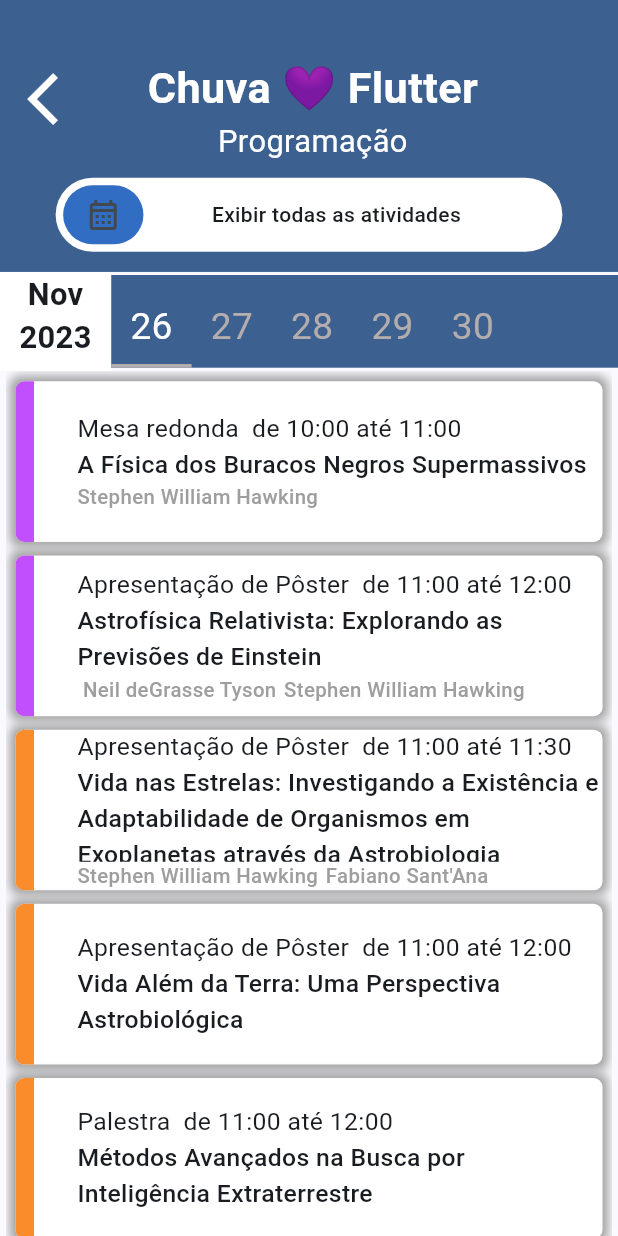
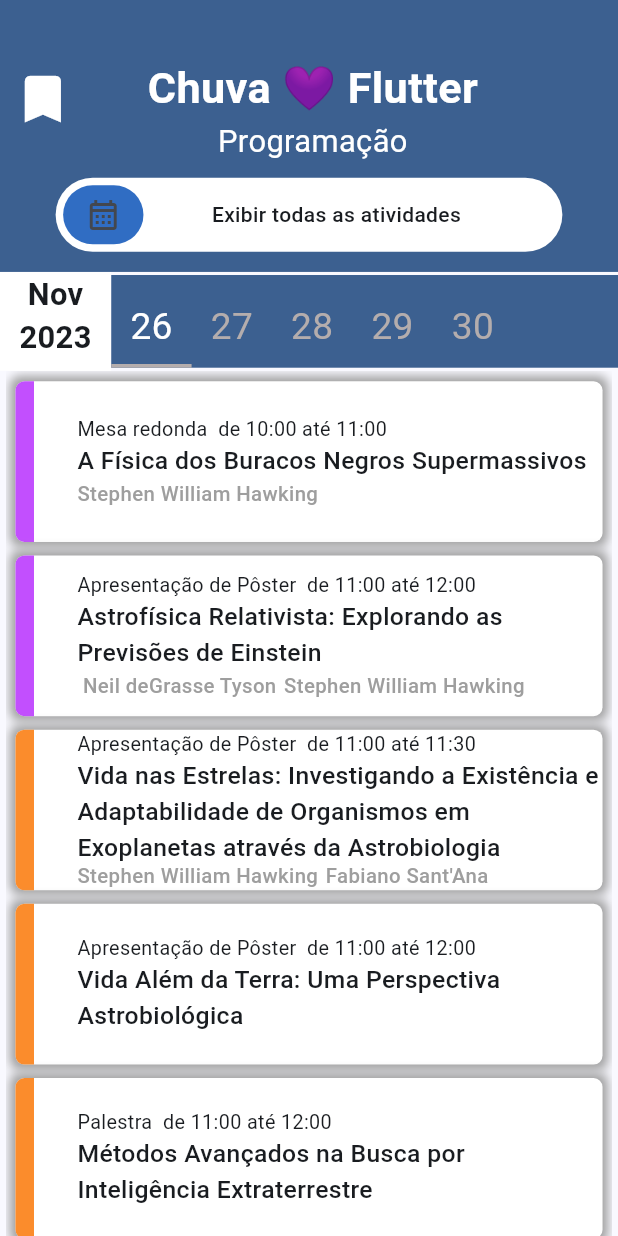
Before and after one commit to JoseGoncalvess/exercicios-2024, a Flutter app: the screen it shows after launch, after a tap on "26", on a phone screen of 412 x 824 dp. Run offline on Flutter 3.47's test engine with Material 3 defaults, Android fonts, the phone set to English and light mode, and no system bars; our stand-ins replace from_css_color, go_router, shared_preferences.

Commit message:
[Logic] Implement perssistencia of data

```diff
--- a/lib/components/card_information_widget.dart
+++ b/lib/components/card_information_widget.dart
@@ -1,7 +1,9 @@
 import 'package:flutter/material.dart';
 
 class CardInformationWidget extends StatelessWidget {
-  const CardInformationWidget({super.key});
+  const CardInformationWidget({super.key, required this.text1, required this.text2});
+  final String text1;
+  final String text2;
 
   @override
   Widget build(BuildContext context) {
@@ -10,8 +12,8 @@ class CardInformationWidget extends StatelessWidget {
         crossAxisAlignment: CrossAxisAlignment.center,
         mainAxisAlignment: MainAxisAlignment.center,
         children: [
-          const Text(
-            "Nenheum Evento carregado!",
+           Text(
+            text1,
             style: TextStyle(color: Colors.grey, fontWeight: FontWeight.w500),
           ),
           Icon(
@@ -19,7 +21,7 @@ class CardInformationWidget extends StatelessWidget {
             color: Theme.of(context).primaryColor,
             size: MediaQuery.of(context).size.height * 0.1,
           ),
-          const Text("Selecioen uma data ou veja todos os evendo disponiveis",
+           Text(text2,
               style:
                   TextStyle(color: Colors.grey, fontWeight: FontWeight.w500)),
         ],
--- a/lib/pages/calendar/calendar_view.dart
+++ b/lib/pages/calendar/calendar_view.dart
@@ -1,4 +1,5 @@
 import 'package:chuva_dart/pages/calendar/calendar_view_model.dart';
+import 'package:chuva_dart/services/helpers/enum_stateload.dart';
 import 'package:flutter/material.dart';
 import 'package:go_router/go_router.dart';
 import '../../components/card_information_widget.dart';
@@ -7,6 +8,16 @@ import 'widgets/data_select_widget.dart';
 import 'widgets/list_events_widget.dart';
 
 class CalendarView extends CalendarViewModel {
+  @override
+  void initState() {
+    // TODO: implement initState
+    super.initState();
+    state.addListener(() {
+      setState(() {
+
+      });
+    });
+  }
   @override
   Widget build(BuildContext context) {
     return Scaffold(
@@ -24,13 +35,26 @@ class CalendarView extends CalendarViewModel {
               ),
               ValueListenableBuilder(
                 valueListenable: events,
-                builder: (context, value, child) => value.isEmpty
-                    ? const Expanded(child: CardInformationWidget())
-                    : ListEventsWidget(
+                builder: (context, value, child) {
+                  switch (state.value) {
+                    case Stateload.empyt:
+                      return const Expanded(child: CardInformationWidget(
+                        text1: "Nenheum Evento carregado!",text2: "Selecioen uma data ou veja todos os evendo disponiveis",
+                      ));
+                    case Stateload.loading:
+                      return Expanded(child: Center(child: CircularProgressIndicator()));
+                    case Stateload.loaded:
+                    return ListEventsWidget(
+                      idSave: idSaved.value,
+                      issaved: false ,
                         onTap: (isActivity, event) =>
                             context.push(extra: event, '/activity/$isActivity'),
                         listev: value,
-                      ),
+                      );
+
+                  }
+
+                }
               ),
             ],
           ),
--- a/lib/pages/calendar/calendar_view_model.dart
+++ b/lib/pages/calendar/calendar_view_model.dart
@@ -1,36 +1,53 @@
+import 'dart:convert';
+
 import 'package:chuva_dart/pages/calendar/calendar.dart';
 import 'package:chuva_dart/services/repository/models/data_models.dart';
 import 'package:chuva_dart/services/repository/repository.dart';
+import 'package:chuva_dart/services/repository/storage.dart';
 import 'package:flutter/material.dart';
 
+import '../../services/helpers/enum_stateload.dart';
+
+
+
 abstract class CalendarViewModel extends State<Calendar> {
-
-  final  events = ValueNotifier<List<Evento>>([]);
+  final state =  ValueNotifier<Stateload>(Stateload.empyt);
+  final events = ValueNotifier<List<Evento>>([]);
+  final idSaved  = ValueNotifier<List<int>>([]);
   Future<List<Evento>> loadEvents() async {
     final DataModels response = await Repository().loaddata();
     return response.data;
-
   }
 
   filterData({required int date}) async {
     List<Evento> colection = await loadEvents();
     List<Evento> newlist = [];
+    state.value = Stateload.loading;
     for (var ev in colection) {
       if (ev.start.day == date) {
         newlist.add(ev);
       }
     }
     events.value = newlist;
+    state.value = Stateload.loaded;
+  }
 
-  }
   fullData() async {
     List<Evento> colection = await loadEvents();
     List<Evento> newlist = [];
+    state.value = Stateload.loading;
     for (var ev in colection) {
       newlist.add(ev);
     }
     events.value = newlist;
-
+    state.value = Stateload.loaded;
   }
 
+    Future loadsId() async{
+    List<String> collection = await Storage().loadEvents();
+    for (var e in collection) {
+      Evento evento = Evento.fromJson(jsonDecode(e));
+      idSaved.value.add(evento.id);
     }
+  }
+}
--- a/lib/pages/calendar/widgets/app_bar_widget.dart
+++ b/lib/pages/calendar/widgets/app_bar_widget.dart
@@ -1,5 +1,6 @@
 import 'package:flutter/material.dart';
 import 'package:from_css_color/from_css_color.dart';
+import 'package:go_router/go_router.dart';
 
 class AppBarWidget extends StatelessWidget implements PreferredSizeWidget {
   const AppBarWidget({super.key, required this.ct, required this.ontap});
@@ -25,11 +26,11 @@ class AppBarWidget extends StatelessWidget implements PreferredSizeWidget {
               mainAxisAlignment: MainAxisAlignment.start,
               children: [
                 IconButton(
-                    onPressed: () => {},
+                    onPressed: () => context.push("/save"),
                     icon: Icon(
                         color: Colors.white,
                         size: MediaQuery.of(context).size.width * 0.1,
-                        Icons.arrow_back_ios_new_outlined)),
+                        Icons.bookmark)),
                 Padding(
                   padding: EdgeInsets.only(
                       left: MediaQuery.of(context).size.width * 0.10,
--- a/lib/pages/calendar/widgets/data_select_widget.dart
+++ b/lib/pages/calendar/widgets/data_select_widget.dart
@@ -2,8 +2,11 @@ import 'package:chuva_dart/pages/calendar/widgets/card_date_select_widget.dart';
 import 'package:flutter/material.dart';
 
 class DataSelectWidget extends StatefulWidget {
-  const DataSelectWidget({super.key, required this.ontap,});
-    final  Function (int day) ontap;
+  const DataSelectWidget({
+    super.key,
+    required this.ontap,
+  });
+  final Function(int day) ontap;
 
   @override
   State<DataSelectWidget> createState() => _DataSelectWidgetState();
@@ -40,7 +43,7 @@ class _DataSelectWidgetState extends State<DataSelectWidget> {
             children: data
                 .map((day) => GestureDetector(
                     onTap: () => {
-                         widget.ontap(day),
+                          widget.ontap(day),
                           setState(() {
                             pageValue = day;
                           }),
--- a/lib/pages/calendar/widgets/event_card_widget.dart
+++ b/lib/pages/calendar/widgets/event_card_widget.dart
@@ -1,6 +1,7 @@
 // ignore_for_file: public_member_api_docs, sort_constructors_first
 import 'package:chuva_dart/services/helpers/its_time.dart';
 import 'package:flutter/material.dart';
+import 'package:flutter/widgets.dart';
 import 'package:from_css_color/from_css_color.dart';
 
 import '../../../services/repository/models/people_models.dart';
@@ -8,7 +9,12 @@ import '../../../services/repository/models/people_models.dart';
 class EventCardWidget extends StatefulWidget {
   const EventCardWidget({
     Key? key,
- required this.title, required this.people, required this.start, required this.end, required this.eventName, required this.colorsBand,
+    required this.title,
+    required this.people,
+    required this.start,
+    required this.end,
+    required this.eventName,
+    required this.colorsBand, required this.issaved,
   }) : super(key: key);
   final String title;
   final List<PeopleModels> people;
@@ -16,6 +22,7 @@ class EventCardWidget extends StatefulWidget {
   final DateTime end;
   final String eventName;
   final String colorsBand;
+  final bool issaved;
 
   @override
   State<EventCardWidget> createState() => _EventCardWidgetState();
@@ -34,15 +41,14 @@ class _EventCardWidgetState extends State<EventCardWidget> {
                 borderRadius: BorderRadius.all(Radius.circular(6)),
                 color: Colors.white,
                 boxShadow: [
-                  BoxShadow(
-                      color: Colors.grey, blurRadius: 5, spreadRadius: 3)
+                  BoxShadow(color: Colors.grey, blurRadius: 5, spreadRadius: 3)
                 ]),
             width: MediaQuery.of(context).size.width * 0.95,
             height: MediaQuery.of(context).size.height * 0.13,
             child: Row(
               children: [
                 Container(
-                  decoration:  BoxDecoration(
+                  decoration: BoxDecoration(
                     borderRadius: const BorderRadius.only(
                         topLeft: Radius.circular(6),
                         bottomLeft: Radius.circular(6)),
@@ -58,15 +64,13 @@ class _EventCardWidgetState extends State<EventCardWidget> {
                     mainAxisAlignment: MainAxisAlignment.center,
                     crossAxisAlignment: CrossAxisAlignment.start,
                     children: [
-                      Text("${widget.eventName} ${ItsTime().timeforEvent(widget.start, widget.end)}",
+                      Text(
+                          "${widget.eventName} ${ItsTime().timeforEvent(widget.start, widget.end)}",
                           style: TextStyle(
-                              fontSize:
-                                  MediaQuery.sizeOf(context).width * 0.04,
+                              fontSize: MediaQuery.sizeOf(context).width * 0.032,
                               fontWeight: FontWeight.w400)),
                       Flexible(
-
                         child: Text(
-
                           widget.title,
                           style: TextStyle(
                               fontSize: MediaQuery.sizeOf(context).width * 0.04,
@@ -76,15 +80,18 @@ class _EventCardWidgetState extends State<EventCardWidget> {
                       Row(
                         mainAxisAlignment: MainAxisAlignment.start,
                         crossAxisAlignment: CrossAxisAlignment.center,
-                        children: widget.people.map((e) => Padding(
+                        children: widget.people
+                            .map((e) => Padding(
                                   padding: const EdgeInsets.only(right: 5.0),
                                   child: Text(e.name,
                                       style: TextStyle(
                                           fontSize:
-                                        MediaQuery.sizeOf(context).width * 0.033,
+                                              MediaQuery.sizeOf(context).width *
+                                                  0.033,
                                           color: Colors.grey,
                                           fontWeight: FontWeight.w500)),
-                        )).toList(),
+                                ))
+                            .toList(),
                       )
                     ],
                   ),
@@ -92,7 +99,11 @@ class _EventCardWidgetState extends State<EventCardWidget> {
               ],
             ),
           ),
-        )
+        ),
+        widget.issaved==false?SizedBox(): Positioned(
+          top: -2,
+          right: 8,
+          child: Icon(Icons.bookmark, size: MediaQuery.of(context).size.width * 0.09, color: Colors.grey,))
       ],
     );
   }
--- a/lib/pages/calendar/widgets/list_events_widget.dart
+++ b/lib/pages/calendar/widgets/list_events_widget.dart
@@ -7,9 +7,11 @@ import 'event_card_widget.dart';
 class ListEventsWidget extends StatelessWidget {
   final Function( bool isActivity,Evento event) onTap;
   final List<Evento> listev;
+  final bool issaved;
+  final List<int> idSave;
 
   const ListEventsWidget(
-      {super.key, required this.onTap, required this.listev});
+      {super.key, required this.onTap, required this.listev, required this.issaved, required this.idSave});
 
   @override
   Widget build(BuildContext context) {
@@ -22,6 +24,7 @@ class ListEventsWidget extends StatelessWidget {
         itemBuilder: (context, index) => GestureDetector(
           onTap: () =>  onTap(false, listev[index]),
           child: EventCardWidget(
+            issaved: idSave.contains(listev[index].id),
             colorsBand:listev[index].category.color??'#B640F5' ,
           eventName:listev[index].type.title.ptBr! ,
           people:listev[index].people.isNotEmpty?listev[index].people:[],
--- a/lib/pages/person details/person_details_view.dart
+++ b/lib/pages/person details/person_details_view.dart
@@ -94,6 +94,7 @@ class PersonDetailsView extends PersonDetailsViewModel {@override
                             return GestureDetector(
                             onTap: () => context.push("/activity/$type", extra:value[index] ),
                             child: EventCardWidget(
+                              issaved: false,
                               colorsBand: value[index].category.color?? '#C7B884',
                               eventName: value[index].type.title.ptBr!,
                               end: value[index].end,
--- /dev/null
+++ b/lib/services/helpers/enum_stateload.dart
@@ -0,0 +1 @@
+enum Stateload { empyt, loading, loaded }
--- a/lib/services/helpers/go_router.dart
+++ b/lib/services/helpers/go_router.dart
@@ -1,6 +1,7 @@
 import 'package:chuva_dart/pages/activity/activity.dart';
 import 'package:chuva_dart/pages/calendar/calendar.dart';
 import 'package:chuva_dart/pages/person%20details/person_details.dart';
+import 'package:chuva_dart/pages/save%20events/save_events.dart';
 import 'package:chuva_dart/services/repository/models/data_models.dart';
 import 'package:chuva_dart/services/repository/models/people_models.dart';
 import 'package:go_router/go_router.dart';
@@ -12,6 +13,8 @@ final GoRouter goRouter = GoRouter(routes: [
     path: "/",
     builder: (context, state) => const Calendar(),
   ),
+  GoRoute(path: "/save",
+  builder: (context, state) => SaveEvents()),
   GoRoute(
       path: "/activity/:isActivity",
       builder: (context, state) {
```
Also changed, not shown: lib/pages/activity/activity_view.dart (+11 -1 lines), lib/pages/activity/activity_view_model.dart (+13 -0 lines), lib/pages/activity/widget/custom_buttom_favor.dart (+16 -3 lines), lib/pages/save events/save_events.dart (added, +9 -0 lines), lib/pages/save events/save_events_view.dart (added, +43 -0 lines), lib/pages/save events/save_events_viewmodel.dart (added, +27 -0 lines), lib/services/repository/storage.dart (added, +22 -0 lines). Lines whose indentation alone changed are shown as unchanged.
